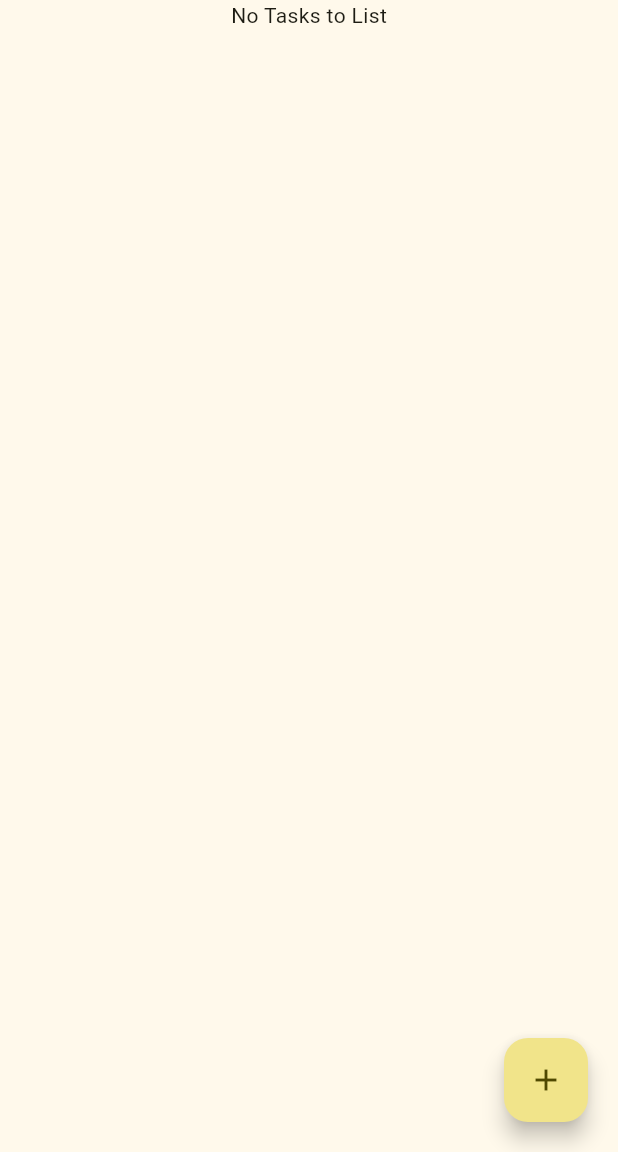
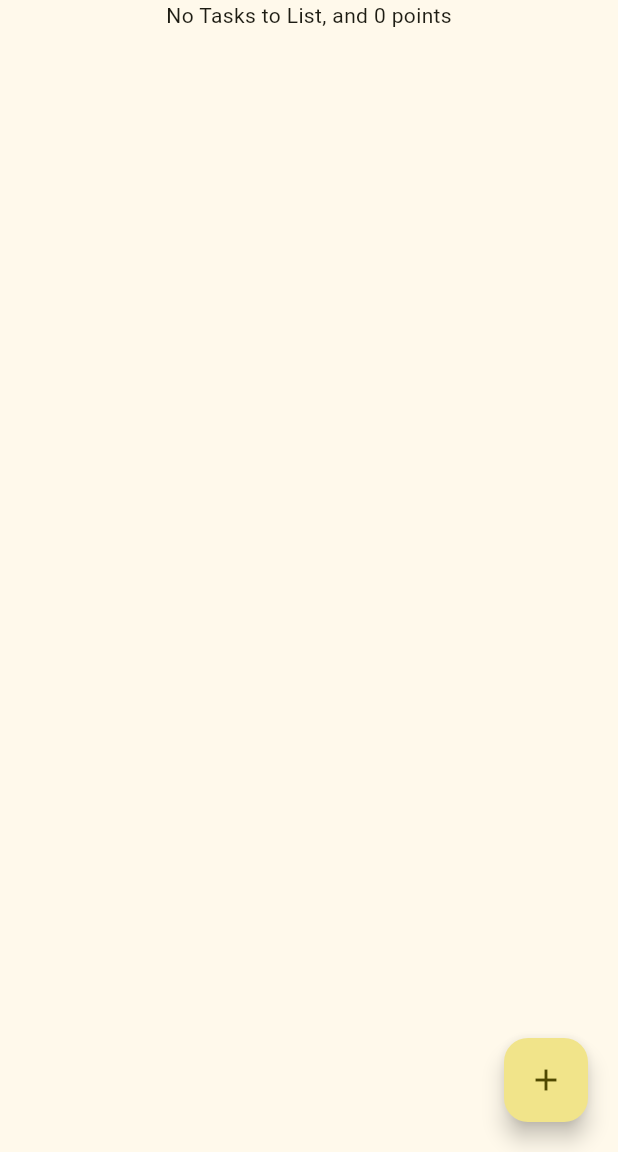
Before and after one commit to HuhnDaniel/checklist_champ, a Flutter app: the screen it shows after launch, on a phone screen of 412 x 824 dp, the part 84-1236 px from its top. Run offline on Flutter 3.47's test engine with Material 3 defaults, Android fonts, the phone set to English and light mode, and no system bars.

Commit message:
task completion button and working point balance updates

```diff
--- a/lib/main.dart
+++ b/lib/main.dart
@@ -38,6 +38,7 @@ class Task {
 class MyAppState extends ChangeNotifier {
   var taskList = <Task>[];
   String currentPage = 'TaskList';
+  int bank = 0;
 
   void addTaskToList(task) {
     taskList.add(task);
@@ -46,6 +47,11 @@ class MyAppState extends ChangeNotifier {
 
   void deleteTask(i) {
     taskList.removeAt(i);
+    notifyListeners();
+  }
+
+  void changeBankBalance(int value) {
+    bank = bank + value;
     notifyListeners();
   }
 
@@ -97,7 +103,7 @@ class TaskList extends StatelessWidget {
       return Center(
         child: Column(
           children: [
-            Text('No Tasks to List'),
+            Text('No Tasks to List, and ${appState.bank} points'),
             Expanded(
               child: Padding(
                 padding: const EdgeInsets.all(20),
@@ -121,7 +127,8 @@ class TaskList extends StatelessWidget {
       children: [
         Padding(
           padding: const EdgeInsets.all(20),
-          child: Text('You have ${appState.taskList.length} tasks!'),
+          child: Text(
+              'You have ${appState.taskList.length} tasks!, and ${appState.bank} points!'),
         ),
         Expanded(
           child: ListView(
@@ -150,7 +157,11 @@ class TaskList extends StatelessWidget {
                               ),
                             ),
                           ),
-                          onPressed: () {},
+                          onPressed: () {
+                            appState
+                                .changeBankBalance(appState.taskList[i].value);
+                            appState.deleteTask(i);
+                          },
                           child: Icon(Icons.check),
                         ),
                         SizedBox(
```
